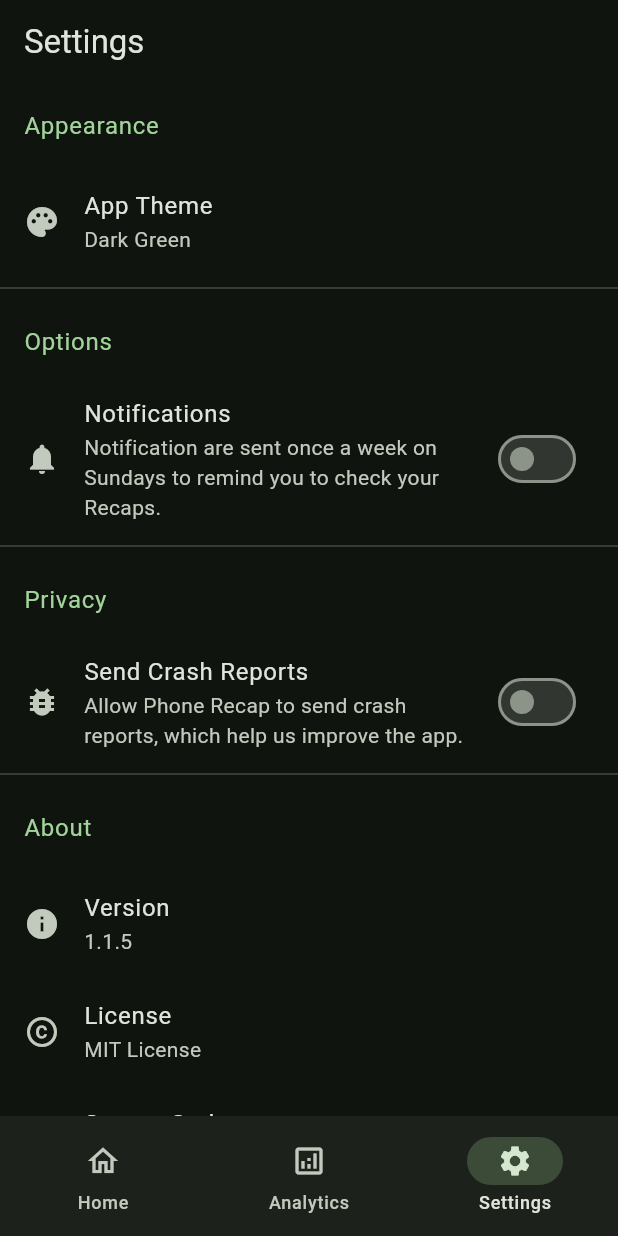
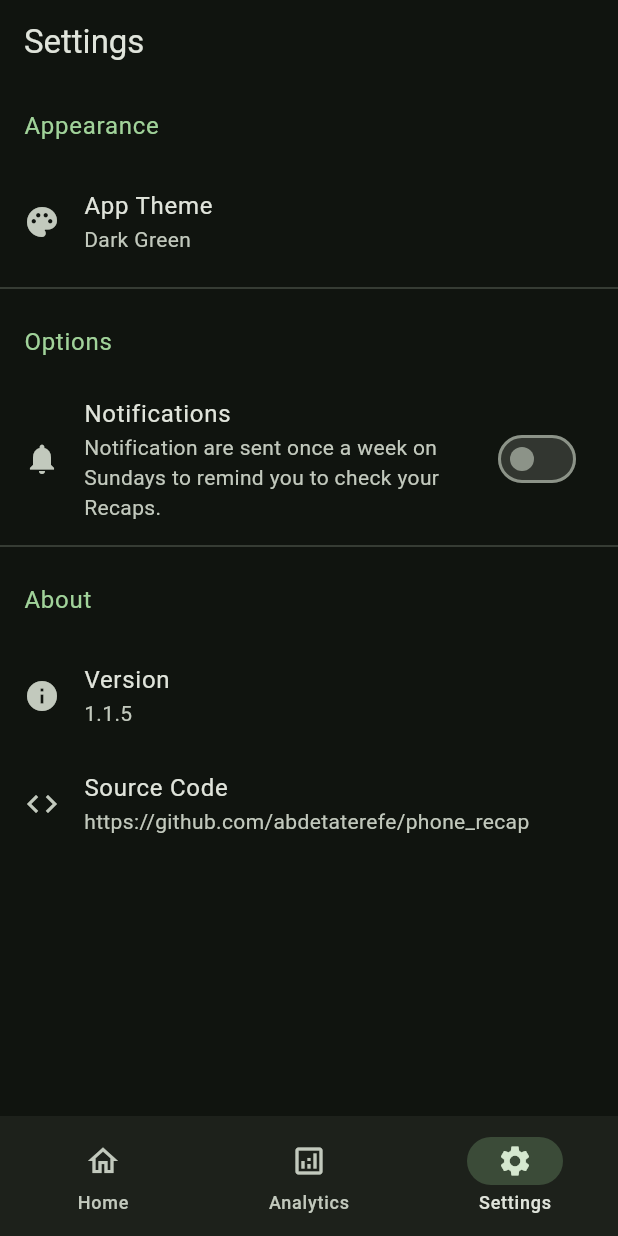
Before and after one commit to abdetaterefe/phone_recap, a Flutter app: the screen it shows after launch, item 3 of the bottom bar chosen, on a phone screen of 412 x 824 dp. Run offline on Flutter 3.47's test engine with Material 3 defaults, Android fonts, the phone set to English and light mode, and no system bars; our stand-ins replace equatable, fl_chart, flutter_bloc, flutter_contacts, flutter_local_notifications, package_info_plus and 4 more.

Commit message:
chore: comment out privacy and license settings in the settings page

```diff
--- a/lib/features/settings/view/settings_page.dart
+++ b/lib/features/settings/view/settings_page.dart
@@ -112,22 +112,22 @@ class _SettingsViewState extends State<SettingsView> {
                 );
               },
             ),
-            Divider(),
-            ListTile(
-              title: Text(
-                "Privacy",
-                style: TextStyle(color: Theme.of(context).colorScheme.primary),
-              ),
-            ),
-            ListTile(
-              title: const Text('Send Crash Reports'),
-              leading: Icon(Icons.bug_report),
-              subtitle: const Text(
-                'Allow Phone Recap to send crash reports, which help us improve the app.',
-              ),
-              trailing: Switch(value: false, onChanged: (value) {}),
-              onTap: () {},
-            ),
+            // Divider(),
+            // ListTile(
+            //   title: Text(
+            //     "Privacy",
+            //     style: TextStyle(color: Theme.of(context).colorScheme.primary),
+            //   ),
+            // ),
+            // ListTile(
+            //   title: const Text('Send Crash Reports'),
+            //   leading: Icon(Icons.bug_report),
+            //   subtitle: const Text(
+            //     'Allow Phone Recap to send crash reports, which help us improve the app.',
+            //   ),
+            //   trailing: Switch(value: false, onChanged: (value) {}),
+            //   onTap: () {},
+            // ),
             Divider(),
             ListTile(
               title: Text(
@@ -160,12 +160,12 @@ class _SettingsViewState extends State<SettingsView> {
                 }
               },
             ),
-            ListTile(
-              title: const Text('License'),
-              leading: Icon(Icons.copyright),
-              subtitle: const Text('MIT License'),
-              onTap: () {},
-            ),
+            // ListTile(
+            //   title: const Text('License'),
+            //   leading: Icon(Icons.copyright),
+            //   subtitle: const Text('MIT License'),
+            //   onTap: () {},
+            // ),
             ListTile(
               title: const Text('Source Code'),
               leading: Icon(Icons.code),
```
